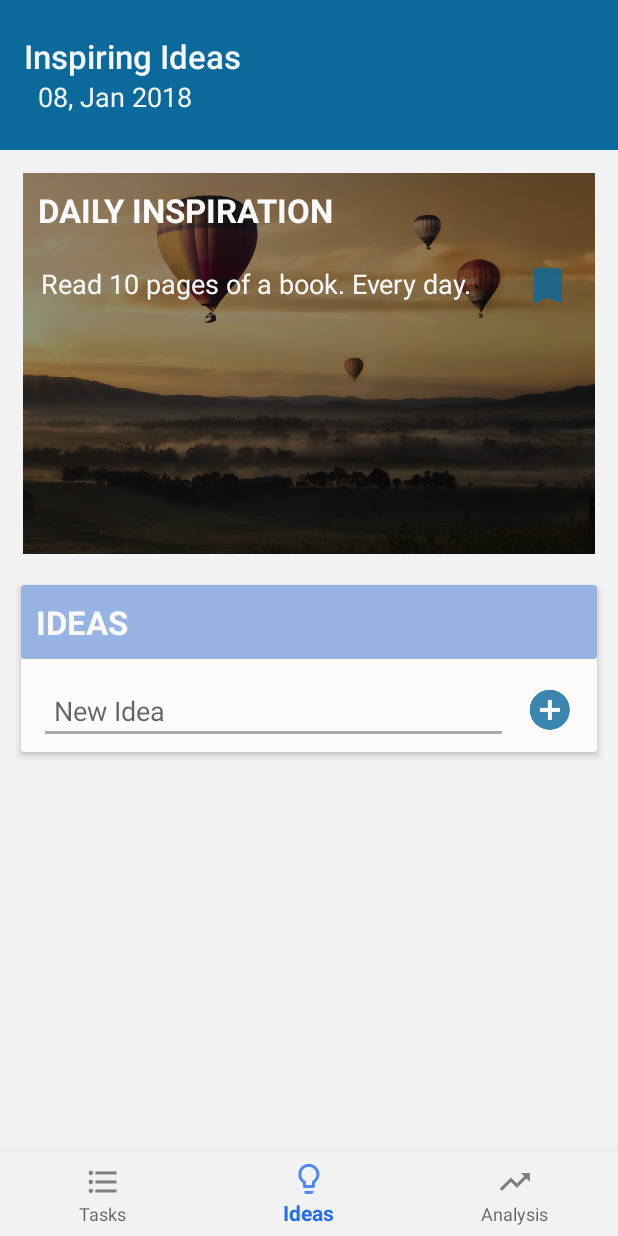
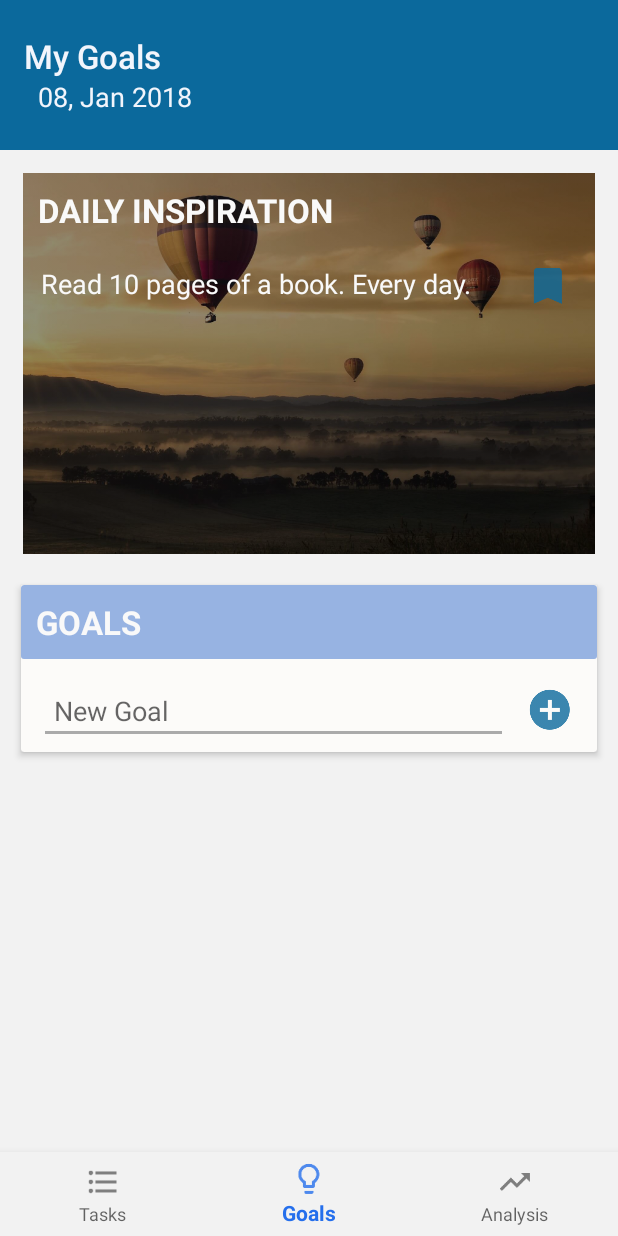
Before and after one commit to raissav/android-ListDoMe, an Android app: the screen it shows after launch (IdeasActivity), item 2 of the bottom bar chosen, on a phone screen of 412 x 824 dp. Run offline under Robolectric (Android 15) with nearby library versions, the phone set to English and light mode, and no system bars; our stand-ins replace AdMob, ButterKnife.

Commit message:
Adding new inspirations and Crashlitics

```diff
--- a/app/build.gradle
+++ b/app/build.gradle
@@ -32,6 +32,7 @@ dependencies {
 
     implementation 'com.google.firebase:firebase-core:11.8.0'
     implementation 'com.google.firebase:firebase-ads:11.8.0'
+    implementation 'com.google.firebase:firebase-crash:11.8.0'
     testImplementation 'junit:junit:4.12'
     testImplementation 'org.mockito:mockito-core:1.10.19'
 
@@ -46,4 +47,5 @@ dependencies {
 
 
 
+
 apply plugin: 'com.google.gms.google-services'
--- a/app/src/main/java/com/listdome/app/infrastructure/Constants.java
+++ b/app/src/main/java/com/listdome/app/infrastructure/Constants.java
@@ -112,13 +112,25 @@ public final class Constants {
                 R.string.inspiration_66,
                 R.string.inspiration_67,
                 R.string.inspiration_68,
-                R.string.inspiration_69
+                R.string.inspiration_69,
+                R.string.inspiration_70,
+                R.string.inspiration_71,
+                R.string.inspiration_72,
+                R.string.inspiration_73,
+                R.string.inspiration_74,
+                R.string.inspiration_75,
+                R.string.inspiration_76,
+                R.string.inspiration_77,
+                R.string.inspiration_78,
+                R.string.inspiration_79,
+                R.string.inspiration_80
         };
         public static final int[] imagesList = {
                 R.drawable.inspiration_ballons,
                 R.drawable.inspiration_dreams,
                 R.drawable.inspiration_mountains,
-                R.drawable.inspiration_ideas
+                //R.drawable.inspiration_ideas,
+                R.drawable.inspiration_dandelion
         };
     }
 }
--- a/app/src/main/java/com/listdome/app/ui/IdeasActivity.java
+++ b/app/src/main/java/com/listdome/app/ui/IdeasActivity.java
@@ -197,7 +197,6 @@ public class IdeasActivity extends BaseActivity {
                 super.onSuccess(result);
 
                 processIdeaList(result);
-                txtNewIdea.clearFocus();
             }
 
             @Override
@@ -408,7 +407,7 @@ public class IdeasActivity extends BaseActivity {
                 logEvent(Constants.Event.SAVE_INSPIRATION, idea.getName());
                 saveIdea(idea);
             } else {
-                generateToast(getString(R.string.remove_idea_dialog_message));
+                generateToast(getString(R.string.inspiration_saved));
             }
         }
     }
--- a/app/src/main/res/values/strings.xml
+++ b/app/src/main/res/values/strings.xml
@@ -1,16 +1,16 @@
 <resources>
     <string name="app_name">ListDo.Me</string>
-    <string name="admob_app_id">ca-app-pub-12345</string>
-    <string name="admob_ad_id">"ca-app-pub-1234567890"</string>
+    <string name="admob_app_id">ca-app-pub-</string>
+    <string name="admob_ad_id">"ca-app-pub-"</string>
 
     <!-- TITLE -->
     <string name="title_tasks">Daily Tasks</string>
-    <string name="title_ideas">Inspiring Ideas</string>
+    <string name="title_ideas">My Goals</string>
     <string name="title_analysis">Progress Analysis</string>
 
     <!-- MENU -->
     <string name="title_menu_tasks">Tasks</string>
-    <string name="title_menu_ideas">Ideas</string>
+    <string name="title_menu_ideas">Goals</string>
     <string name="title_menu_analysis">Analysis</string>
 
     <!-- TASKS -->
@@ -30,15 +30,15 @@
     <string name="check_todo_task">check_todo_task</string>
 
     <!-- IDEAS -->
-    <string name="ideas_list_error">There was an error while loading the ideas. Please, try again.</string>
+    <string name="ideas_list_error">There was an error while loading the goals. Please, try again.</string>
     <string name="ideas_card_inspiration">DAILY INSPIRATION</string>
     <string name="idea_inspiration_hint">The inspiration for today is…</string>
-    <string name="ideas_card_list">IDEAS</string>
-    <string name="idea_add_hint">New Idea</string>
-    <string name="idea_list_hint">Idea</string>
-    <string name="remove_idea_dialog_title">Delete Idea?</string>
-    <string name="remove_idea_dialog_message">Are you sure you want to delete this idea?</string>
-    <string name="inspiration_saved">This inspiration is already saved in your IDEAS list!</string>
+    <string name="ideas_card_list">GOALS</string>
+    <string name="idea_add_hint">New Goal</string>
+    <string name="idea_list_hint">Goal</string>
+    <string name="remove_idea_dialog_title">Delete Goal?</string>
+    <string name="remove_idea_dialog_message">Are you sure you want to delete this goal?</string>
+    <string name="inspiration_saved">This inspiration is already saved in your Goals List.</string>
 
     <!-- INSPIRATIONS -->
     <string name="inspiration_1">Unplug every 90 minutes.</string>
@@ -52,7 +52,7 @@
     <string name="inspiration_9">Pay attention to your breathing.</string>
     <string name="inspiration_10">Ask questions.</string>
     <string name="inspiration_11">Organize your workplace.</string>
-    <string name="inspiration_12">Plan your day the night before.</string>
+    <string name="inspiration_12">Plan the following day before you go to bed at night.</string>
     <string name="inspiration_13">Watch TED Talks.</string>
     <string name="inspiration_14">Prioritize your "to do" items.</string>
     <string name="inspiration_15">Sleep 8 hours.</string>
@@ -108,8 +108,19 @@
     <string name="inspiration_65">Exit automatic mode. Do things in different ways than usual.</string>
     <string name="inspiration_66">Admit your mistakes and apologize.</string>
     <string name="inspiration_67">Don\'t procrastinate. Don\'t expect the "perfect moment".</string>
-    <string name="inspiration_68">“The most important investment you can make is in yourself."</string>
+    <string name="inspiration_68">“The most important investment you can make is in yourself.”</string>
     <string name="inspiration_69">Be authentic, but not inconvenient. Wait for the most appropriate time to put your opinion.</string>
+    <string name="inspiration_70">“The biggest risk is not to take any risk.”</string>
+    <string name="inspiration_71">Be honest.</string>
+    <string name="inspiration_72">Time doesn\'t change things. It’s how we use our time that makes the difference.</string>
+    <string name="inspiration_73">“The future depends on what you do today.”</string>
+    <string name="inspiration_74">“There is only one thing that makes a dream impossible to achieve: the fear of failure.”</string>
+    <string name="inspiration_75">Find a morning routine that works for you.</string>
+    <string name="inspiration_76">Know your strengths and weaknesses.</string>
+    <string name="inspiration_77">Take it one step at a time.</string>
+    <string name="inspiration_78">Get up early.</string>
+    <string name="inspiration_79">Learn three words in a new language every day.</string>
+    <string name="inspiration_80">Go to bed and get up at similar times each day.</string>
 
     <!-- ANALYSIS -->
     <string name="analysis_card_no_result">Unable to calculate</string>
```
Also changed, not shown: app/src/main/res/drawable-xxhdpi/inspiration_dandelion.jpeg (added), app/src/main/res/drawable-xxhdpi/inspiration_ideas.png, 1 other file.
